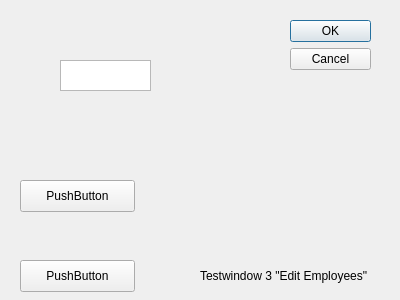
Ingvildk/SoftwareEngineering441, file testGUI/testwindow3.ui: the form before one commit.
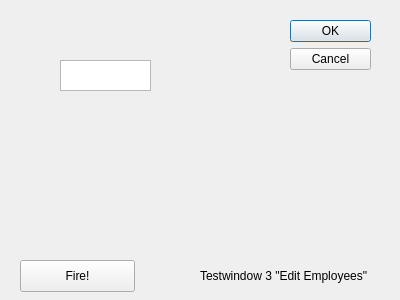
The form after the commit.

Diff of the .ui file:
```diff
--- a/testGUI/testwindow3.ui
+++ b/testGUI/testwindow3.ui
@@ -52,20 +52,7 @@
     </rect>
    </property>
    <property name="text">
-    <string>PushButton</string>
-   </property>
-  </widget>
-  <widget class="QPushButton" name="pushButton_2">
-   <property name="geometry">
-    <rect>
-     <x>20</x>
-     <y>180</y>
-     <width>115</width>
-     <height>32</height>
-    </rect>
-   </property>
-   <property name="text">
-    <string>PushButton</string>
+    <string>Fire!</string>
    </property>
   </widget>
   <widget class="QTextEdit" name="IDEdit">
```
Left out of the diff: 2 changed lines with no effect on the pictures.
